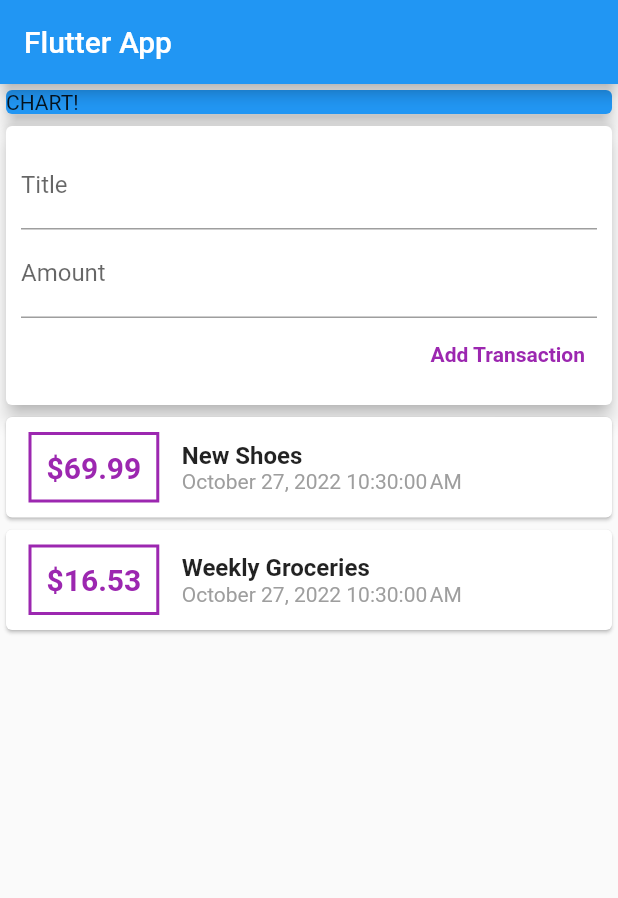
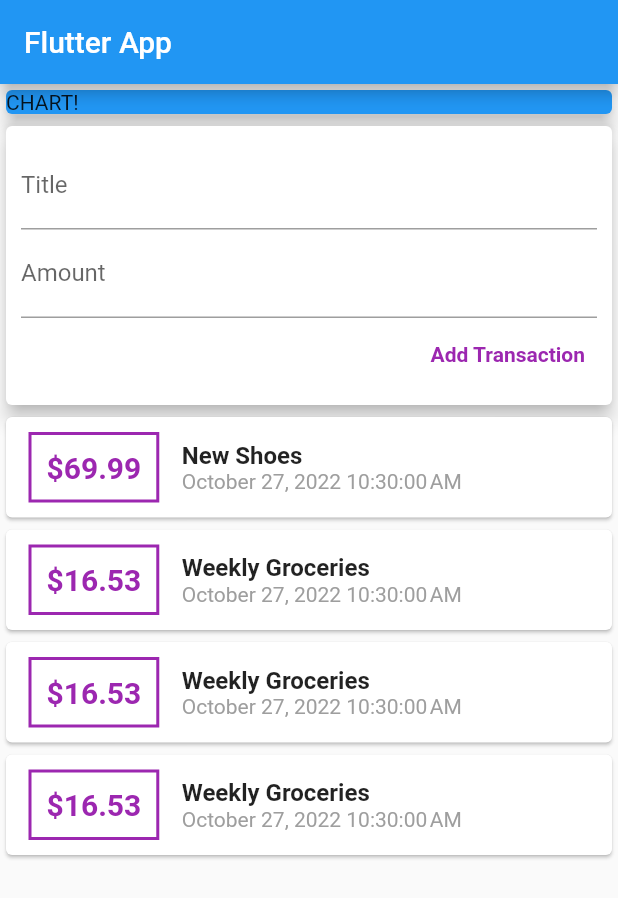
Before and after one commit to rodrigodsluz/flutter_personal_expenses, a Flutter app: the screen it shows after launch, on a phone screen of 412 x 824 dp. Shown: the top 898 px of the screen. Run offline on Flutter 3.47's test engine with Material 2 defaults, Android fonts, the light colour scheme and no system bars.

Commit message:
feat: adding list view builder

```diff
--- a/lib/widgets/transaction_list.dart
+++ b/lib/widgets/transaction_list.dart
@@ -12,9 +12,8 @@ class TransactionList extends StatelessWidget {
   Widget build(BuildContext context) {
     return Container(
       height: 300,
-      child: SingleChildScrollView(
-        child: Column(
-          children: transactions.map((tx) {
+      child: ListView.builder(
+        itemBuilder: (ctx, index) {
           return Card(
             child: Row(
               children: <Widget>[
@@ -31,7 +30,7 @@ class TransactionList extends StatelessWidget {
                   ),
                   padding: EdgeInsets.all(10),
                   child: Text(
-                      '\$${tx.amount}',
+                    '\$${transactions[index].amount}',
                     style: TextStyle(
                       fontWeight: FontWeight.bold,
                       fontSize: 20,
@@ -43,14 +42,14 @@ class TransactionList extends StatelessWidget {
                   crossAxisAlignment: CrossAxisAlignment.start,
                   children: <Widget>[
                     Text(
-                        tx.title,
+                      transactions[index].title,
                       style: TextStyle(
                         fontSize: 16,
                         fontWeight: FontWeight.bold,
                       ),
                     ),
                     Text(
-                        DateFormat().format(tx.date),
+                      DateFormat().format(transactions[index].date),
                       style: TextStyle(color: Colors.grey),
                     ),
                   ],
@@ -58,8 +57,8 @@ class TransactionList extends StatelessWidget {
               ],
             ),
           );
-          }).toList(),
-        ),
+        },
+        itemCount: transactions.length,
       ),
     );
   }
--- a/lib/widgets/user_transactions.dart
+++ b/lib/widgets/user_transactions.dart
@@ -17,6 +17,24 @@ class _UserTransactionsState extends State<UserTransactions> {
       id: 't1',
       title: 'New Shoes',
       amount: 69.99,
+      date: DateTime.now(),
+    ),
+    Transaction(
+      id: 't2',
+      title: 'Weekly Groceries',
+      amount: 16.53,
+      date: DateTime.now(),
+    ),
+    Transaction(
+      id: 't2',
+      title: 'Weekly Groceries',
+      amount: 16.53,
+      date: DateTime.now(),
+    ),
+    Transaction(
+      id: 't2',
+      title: 'Weekly Groceries',
+      amount: 16.53,
       date: DateTime.now(),
     ),
     Transaction(
```
Lines whose indentation alone changed are shown as unchanged.
